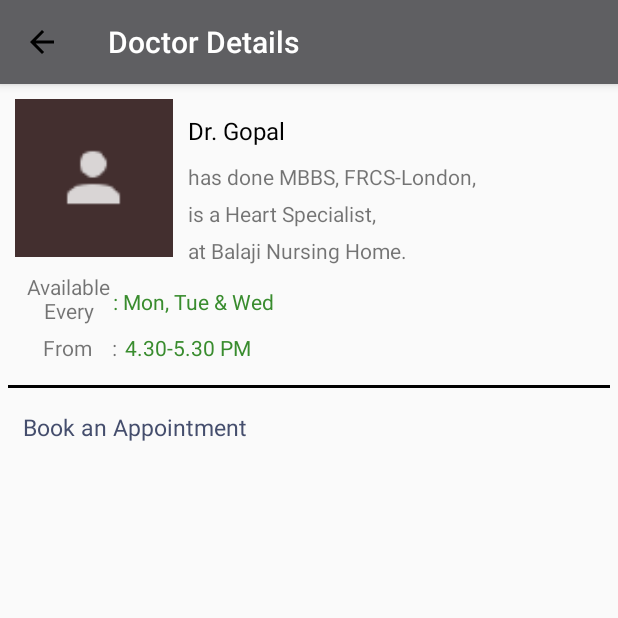
After one commit to kryptoblockskrishna/Test_Med, an Android app: the Doctors_Profile screen opened directly, with no data from a screen before it, on a phone screen of 412 x 824 dp, the top half of it. The commit adds this screen. Run offline under Robolectric (Android 15) with nearby library versions, the phone set to English and light mode, and no system bars.

Commit message:
Doc Profile designed partially and merging with parent.

```diff
--- a/app/src/main/AndroidManifest.xml
+++ b/app/src/main/AndroidManifest.xml
@@ -11,9 +11,7 @@
         android:theme="@style/AppTheme">
         <activity
             android:name=".BaseActivity"
-            android:label="@string/app_name">
-
-        </activity>
+            android:label="@string/app_name"></activity>
         <activity
             android:name=".DoctorsList"
             android:label="@string/title_activity_doctors_list"
@@ -52,10 +50,12 @@
         </activity>
         <activity android:name=".WelcomeActivity">
             <intent-filter>
-                <action android:name="android.intent.action.MAIN"/>
-                <category android:name="android.intent.category.LAUNCHER"/>
+                <action android:name="android.intent.action.MAIN" />
+
+                <category android:name="android.intent.category.LAUNCHER" />
             </intent-filter>
         </activity>
+        <activity android:name=".Doctors_Profile"></activity>
     </application>
 
 </manifest>
--- /dev/null
+++ b/app/src/main/java/com/transenigma/mediappb/Doctors_Profile.java
@@ -0,0 +1,23 @@
+package com.transenigma.mediappb;
+
+import android.support.v7.app.AppCompatActivity;
+import android.os.Bundle;
+import android.support.v7.widget.Toolbar;
+
+public class Doctors_Profile extends AppCompatActivity {
+
+    @Override
+    protected void onCreate(Bundle savedInstanceState) {
+        super.onCreate(savedInstanceState);
+        setContentView(R.layout.activity_doctors__profile);
+
+        Toolbar toolbar = (Toolbar) findViewById(R.id.doc_pro_toolbar);
+        toolbar.setTitle("Doctor Details");
+        setSupportActionBar(toolbar);
+        //int i = getTitleColor();
+        //i=000000;
+        //toolbar.setTitleTextColor(i);
+        getSupportActionBar().setDisplayHomeAsUpEnabled(true);
+
+    }
+}
--- a/app/src/main/java/layout/AppointmentFragment.java
+++ b/app/src/main/java/layout/AppointmentFragment.java
@@ -26,6 +26,7 @@ import android.widget.Toast;
 import com.transenigma.mediappb.AppointRecyclerAdapter;
 import com.transenigma.mediappb.BaseActivity;
 import com.transenigma.mediappb.DoctorsList;
+import com.transenigma.mediappb.Doctors_Profile;
 import com.transenigma.mediappb.ListProviderAppoint;
 import com.transenigma.mediappb.R;
 
@@ -113,7 +114,8 @@ public class AppointmentFragment extends Fragment {
                 new RecyclerItemClickListener(v.getContext(), new RecyclerItemClickListener.OnItemClickListener(){
                     @Override
                     public void OnItemClick(View v, int position) {
-                        Toast.makeText(v.getContext(), "pos = " + position, Toast.LENGTH_SHORT).show();
+                        Intent i = new Intent(v.getContext(), Doctors_Profile.class);
+                        startActivity(i);
                     }
                 })
         );
--- /dev/null
+++ b/app/src/main/res/layout/activity_doctors__profile.xml
@@ -0,0 +1,139 @@
+<?xml version="1.0" encoding="utf-8"?>
+<LinearLayout
+    xmlns:android="http://schemas.android.com/apk/res/android"
+    xmlns:app="http://schemas.android.com/apk/res-auto"
+    xmlns:tools="http://schemas.android.com/tools"
+    android:layout_width="match_parent"
+    android:layout_height="match_parent"
+    android:orientation="vertical"
+    tools:context="com.transenigma.mediappb.Doctors_Profile">
+    <android.support.design.widget.AppBarLayout
+        android:layout_width="match_parent"
+        android:layout_height="wrap_content"
+        android:theme="@style/AppTheme.AppBarOverlay">
+
+        <android.support.v7.widget.Toolbar
+            android:id="@+id/doc_pro_toolbar"
+            android:layout_width="match_parent"
+            android:layout_height="?attr/actionBarSize"
+            android:background="?attr/colorPrimary"
+            android:titleTextColor="#000000"
+            app:popupTheme="@style/AppTheme.PopupOverlay" />
+
+    </android.support.design.widget.AppBarLayout>
+    <RelativeLayout
+        android:layout_width="match_parent"
+        android:layout_height="wrap_content"
+        android:orientation="vertical">
+        <LinearLayout
+            android:layout_width="105dp"
+            android:layout_height="105dp"
+            android:gravity="center"
+            android:layout_marginTop="10dp"
+            android:layout_marginLeft="10dp"
+            android:background="#432f2f"
+            android:id="@+id/doc_pro_iv1">
+            <ImageView
+                android:layout_width="70dp"
+                android:layout_height="70dp"
+                android:src="@drawable/ic_profile2"/>
+        </LinearLayout>
+        <TextView
+            android:layout_toRightOf="@+id/doc_pro_iv1"
+            android:layout_width="wrap_content"
+            android:layout_height="wrap_content"
+            android:text="Dr. Gopal"
+            android:layout_marginTop="20dp"
+            android:layout_marginLeft="10dp"
+            android:textSize="16sp"
+            android:textColor="#000"
+            android:id="@+id/doc_pro_name"
+            />
+        <TextView
+            android:layout_toRightOf="@+id/doc_pro_iv1"
+            android:layout_below="@id/doc_pro_name"
+            android:layout_marginLeft="10dp"
+            android:layout_marginTop="10dp"
+            android:id="@+id/doc_pro_deg"
+            android:layout_width="wrap_content"
+            android:layout_height="wrap_content"
+            android:text="has done MBBS, FRCS-London,"
+            />
+        <TextView
+            android:id="@+id/doc_pro_dept"
+            android:layout_toRightOf="@id/doc_pro_iv1"
+            android:layout_below="@id/doc_pro_deg"
+            android:layout_width="wrap_content"
+            android:layout_height="wrap_content"
+            android:text="is a Heart Specialist,"
+            android:layout_marginTop="5dp"
+            android:layout_marginLeft="10dp"
+            />
+        <TextView
+            android:layout_toRightOf="@id/doc_pro_iv1"
+            android:layout_below="@id/doc_pro_dept"
+            android:id="@+id/doc_pro_hosp"
+            android:layout_width="match_parent"
+            android:layout_height="wrap_content"
+            android:text="at Balaji Nursing Home."
+            android:layout_marginTop="5dp"
+            android:layout_marginLeft="10dp"
+            />
+        <TextView
+            android:id="@+id/doc_pro_avail1"
+            android:layout_width="60dp"
+            android:layout_height="wrap_content"
+            android:layout_below="@id/doc_pro_iv1"
+            android:layout_marginTop="10dp"
+            android:layout_marginLeft="15dp"
+            android:gravity="center"
+            android:text="Available Every"/>
+        <TextView
+            android:id="@+id/doc_pro_avail2"
+            android:layout_width="wrap_content"
+            android:layout_height="wrap_content"
+            android:layout_below="@id/doc_pro_iv1"
+            android:layout_toRightOf="@id/doc_pro_avail1"
+            android:text=": Mon, Tue &amp; Wed"
+            android:layout_marginTop="20dp"
+            android:textColor="#398c2e"/>
+        <TextView
+            android:layout_width="wrap_content"
+            android:layout_height="wrap_content"
+            android:layout_below="@id/doc_pro_avail1"
+            android:layout_marginLeft="15dp"
+            android:layout_marginTop="5dp"
+            android:text="    From    :"
+            android:id="@+id/doc_pro_from"/>
+        <TextView
+            android:layout_width="wrap_content"
+            android:layout_height="wrap_content"
+            android:id="@+id/doc_pro_time"
+            android:layout_below="@id/doc_pro_avail1"
+            android:layout_toRightOf="@id/doc_pro_from"
+            android:layout_marginTop="5dp"
+            android:layout_marginLeft="5dp"
+            android:text="4.30-5.30 PM"
+            android:textColor="#398c2e"
+            />
+        <TextView
+            android:id="@+id/doc_pro_margin1"
+            android:layout_width="match_parent"
+            android:layout_height="2dp"
+            android:layout_below="@id/doc_pro_time"
+            android:background="#000000"
+            android:layout_marginTop="15dp"
+            android:layout_marginLeft="5dp"
+            android:layout_marginRight="5dp"/>
+        <TextView
+            android:layout_width="wrap_content"
+            android:layout_height="wrap_content"
+            android:layout_below="@id/doc_pro_margin1"
+            android:text="Book an Appointment"
+            android:layout_marginLeft="15dp"
+            android:layout_marginTop="15dp"
+            android:textColor="#454e6d"
+            android:textSize="15sp"/>
+
+    </RelativeLayout>
+</LinearLayout>
```
